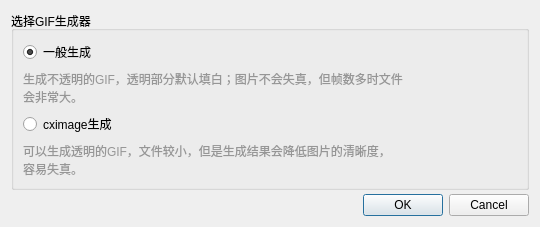
Above: DrillGIFActionSequenceEditor/Source/Utils/widgetFormSenior/animationListEditor/private/w_ALEGIFWriterType.ui from DrillUp/DrillGIFActionSequenceEditor before the change. Below: the same form after it.
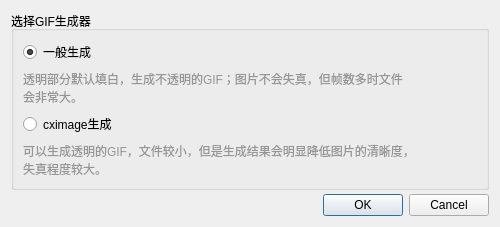
That is the form after the change.

Commit message: gif生成功能告一段落。

```diff
--- a/DrillGIFActionSequenceEditor/Source/Utils/widgetFormSenior/animationListEditor/private/w_ALEGIFWriterType.ui
+++ b/DrillGIFActionSequenceEditor/Source/Utils/widgetFormSenior/animationListEditor/private/w_ALEGIFWriterType.ui
@@ -6,8 +6,8 @@
    <rect>
     <x>0</x>
     <y>0</y>
-    <width>540</width>
-    <height>220</height>
+    <width>500</width>
+    <height>179</height>
    </rect>
   </property>
   <property name="windowTitle">
@@ -33,8 +33,8 @@
          <string notr="true">color: rgb(150, 150, 150);</string>
         </property>
         <property name="text">
-         <string>可以生成透明的GIF，文件较小，但是生成结果会降低图片的清晰度，
-容易失真。</string>
+         <string>可以生成透明的GIF，文件较小，但是生成结果会明显降低图片的清晰度，
+失真程度较大。</string>
         </property>
        </widget>
       </item>
@@ -61,7 +61,7 @@
          <string notr="true">color: rgb(150, 150, 150);</string>
         </property>
         <property name="text">
-         <string>生成不透明的GIF，透明部分默认填白；图片不会失真，但帧数多时文件
+         <string>透明部分默认填白，生成不透明的GIF；图片不会失真，但帧数多时文件
 会非常大。</string>
         </property>
        </widget>
@@ -69,19 +69,6 @@
      </layout>
     </widget>
    </item>
-   <item>
-    <spacer name="verticalSpacer">
-     <property name="orientation">
-      <enum>Qt::Vertical</enum>
-     </property>
-     <property name="sizeHint" stdset="0">
-      <size>
-       <width>20</width>
-       <height>40</height>
-      </size>
-     </property>
-    </spacer>
-   </item>
    <item>
     <widget class="QDialogButtonBox" name="buttonBox">
      <property name="orientation">
```
Left out of the diff: 2 changed lines with no effect on the pictures. The commit also changes 14 other files.
